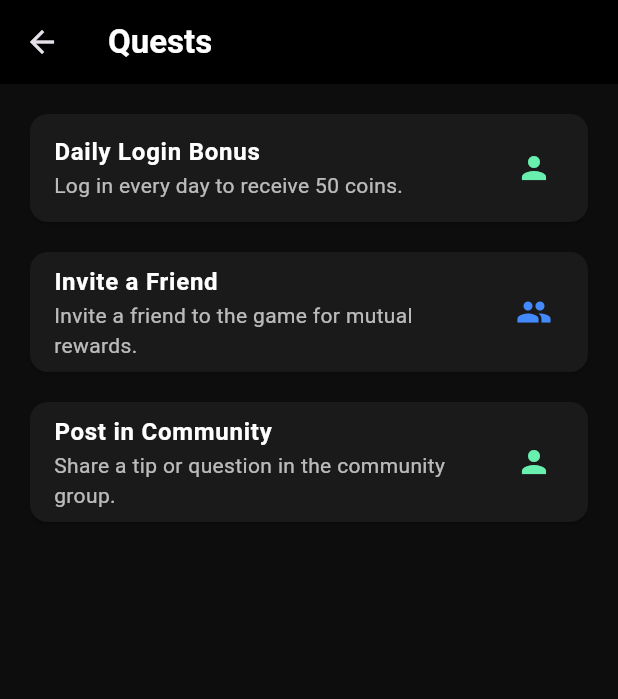
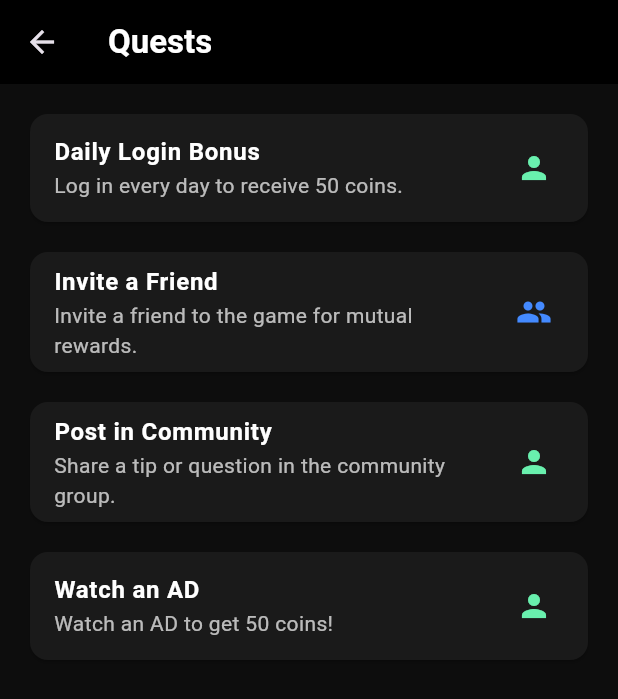
Before and after one commit to hieuphampm/Game-Selling-App, a Flutter app: the QuestScreen screen opened by its route, on a phone screen of 412 x 824 dp. Shown: the top 699 px of the screen. Run offline on Flutter 3.47's test engine with Material 3 defaults, Android fonts, the light colour scheme and no system bars; our stand-ins replace cloud_firestore, firebase_auth, firebase_core, firebase_storage, flutter_dotenv, flutter_gemini and 3 more; accounts and stored records are empty.

Commit message:
update quest watch ad

```diff
--- a/flutter_app/lib/screens/community_screen.dart
+++ b/flutter_app/lib/screens/community_screen.dart
@@ -434,6 +434,11 @@ class QuestScreen extends StatelessWidget {
       description: 'Share a tip or question in the community group.',
       requiresFriend: false,
     ),
+    Quest(
+      title: 'Watch an AD',
+      description: 'Watch an AD to get 50 coins!',
+      requiresFriend: false,
+    ),
   ];
 
   @override
```
